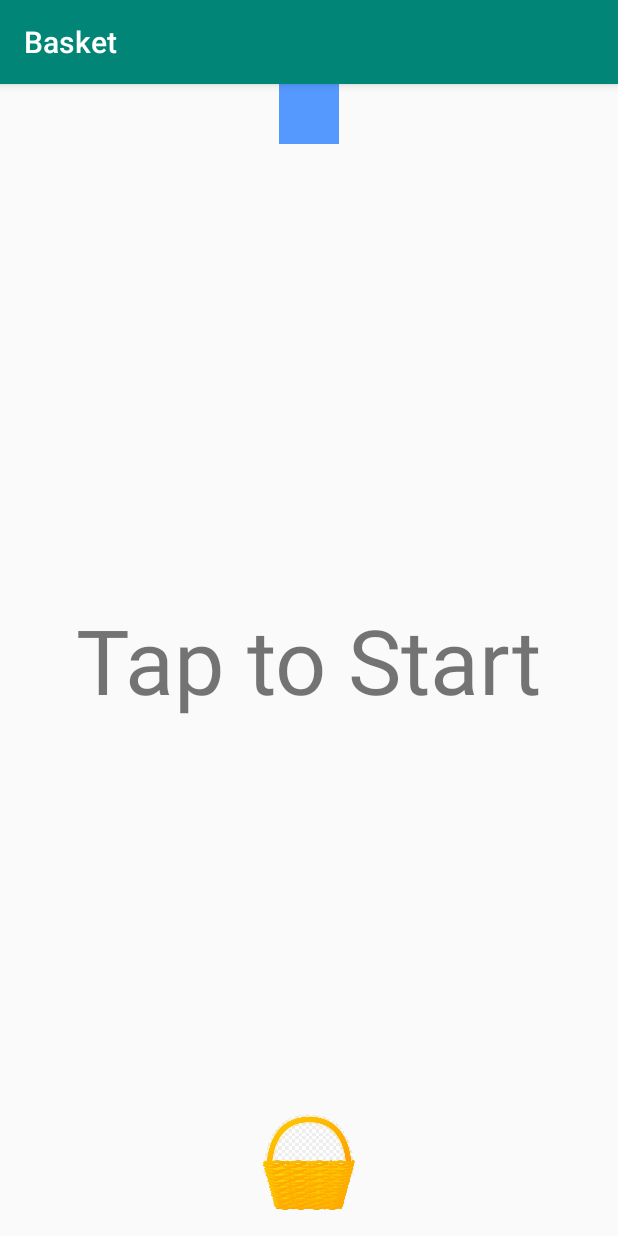
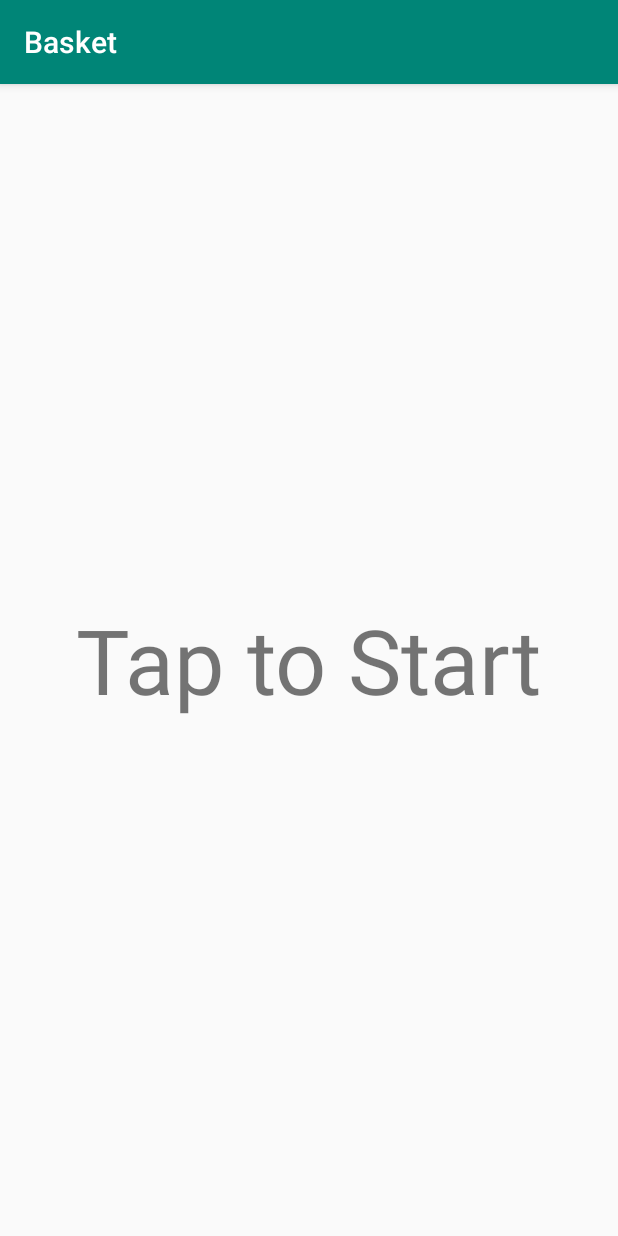
Before and after one commit to RobertKrzywina/Android-Applications, an Android app: the screen it shows after launch (MainActivity), on a phone screen of 412 x 824 dp. Run offline under Robolectric (Android 15) with nearby library versions, the phone set to English and light mode, and no system bars.

Commit message:
Basket: Replace square by fruits

```diff
--- a/Basket/app/src/main/res/layout/activity_main.xml
+++ b/Basket/app/src/main/res/layout/activity_main.xml
@@ -33,15 +33,88 @@
             android:contentDescription="@string/basket"
             android:id="@+id/basket"
             android:layout_gravity="bottom|center"
+            android:visibility="invisible"
     />
 
     <ImageView
             android:layout_width="40dp"
             android:layout_height="40dp"
-            android:src="@drawable/square"
-            android:contentDescription="@string/square"
-            android:id="@+id/square"
-            android:layout_gravity="top|center"
+            android:src="@drawable/fruit1"
+            android:contentDescription="@string/fruit"
+            android:id="@+id/fruit1"
+            android:visibility="invisible"
+    />
+
+    <ImageView
+            android:layout_width="40dp"
+            android:layout_height="40dp"
+            android:src="@drawable/fruit2"
+            android:contentDescription="@string/fruit"
+            android:id="@+id/fruit2"
+            android:visibility="invisible"
+    />
+
+    <ImageView
+            android:layout_width="40dp"
+            android:layout_height="40dp"
+            android:src="@drawable/fruit3"
+            android:contentDescription="@string/fruit"
+            android:id="@+id/fruit3"
+            android:visibility="invisible"
+    />
+
+    <ImageView
+            android:layout_width="40dp"
+            android:layout_height="40dp"
+            android:src="@drawable/fruit4"
+            android:contentDescription="@string/fruit"
+            android:id="@+id/fruit4"
+            android:visibility="invisible"
+    />
+
+    <ImageView
+            android:layout_width="40dp"
+            android:layout_height="40dp"
+            android:src="@drawable/fruit5"
+            android:contentDescription="@string/fruit"
+            android:id="@+id/fruit5"
+            android:visibility="invisible"
+    />
+
+    <ImageView
+            android:layout_width="40dp"
+            android:layout_height="40dp"
+            android:src="@drawable/fruit6"
+            android:contentDescription="@string/fruit"
+            android:id="@+id/fruit6"
+            android:visibility="invisible"
+    />
+
+    <ImageView
+            android:layout_width="40dp"
+            android:layout_height="40dp"
+            android:src="@drawable/fruit7"
+            android:contentDescription="@string/fruit"
+            android:id="@+id/fruit7"
+            android:visibility="invisible"
+    />
+
+    <ImageView
+            android:layout_width="40dp"
+            android:layout_height="40dp"
+            android:src="@drawable/fruit8"
+            android:contentDescription="@string/fruit"
+            android:id="@+id/fruit8"
+            android:visibility="invisible"
+    />
+
+    <ImageView
+            android:layout_width="40dp"
+            android:layout_height="40dp"
+            android:src="@drawable/fruit9"
+            android:contentDescription="@string/fruit"
+            android:id="@+id/fruit9"
+            android:visibility="invisible"
     />
 
 </FrameLayout>
--- a/Basket/app/src/main/res/values/strings.xml
+++ b/Basket/app/src/main/res/values/strings.xml
@@ -3,5 +3,5 @@
     <string name="score">0</string>
     <string name="tapToStart">Tap to Start</string>
     <string name="basket">basket</string>
-    <string name="square">square</string>
+    <string name="fruit">fruit</string>
 </resources>
```
Also changed, not shown: Basket/app/src/main/java/pl/robert/basket/MainActivity.java (+54 -13 lines), Basket/app/src/main/res/drawable/fruit1.png (added), Basket/app/src/main/res/drawable/fruit2.png (added), Basket/app/src/main/res/drawable/fruit3.png (added), Basket/app/src/main/res/drawable/fruit4.png (added), Basket/app/src/main/res/drawable/fruit5.png (added), Basket/app/src/main/res/drawable/fruit6.png (added), Basket/app/src/main/res/drawable/fruit7.png (added), Basket/app/src/main/res/drawable/fruit8.png (added), Basket/app/src/main/res/drawable/fruit9.png (added), Basket/app/src/main/res/drawable/square.png (deleted).
